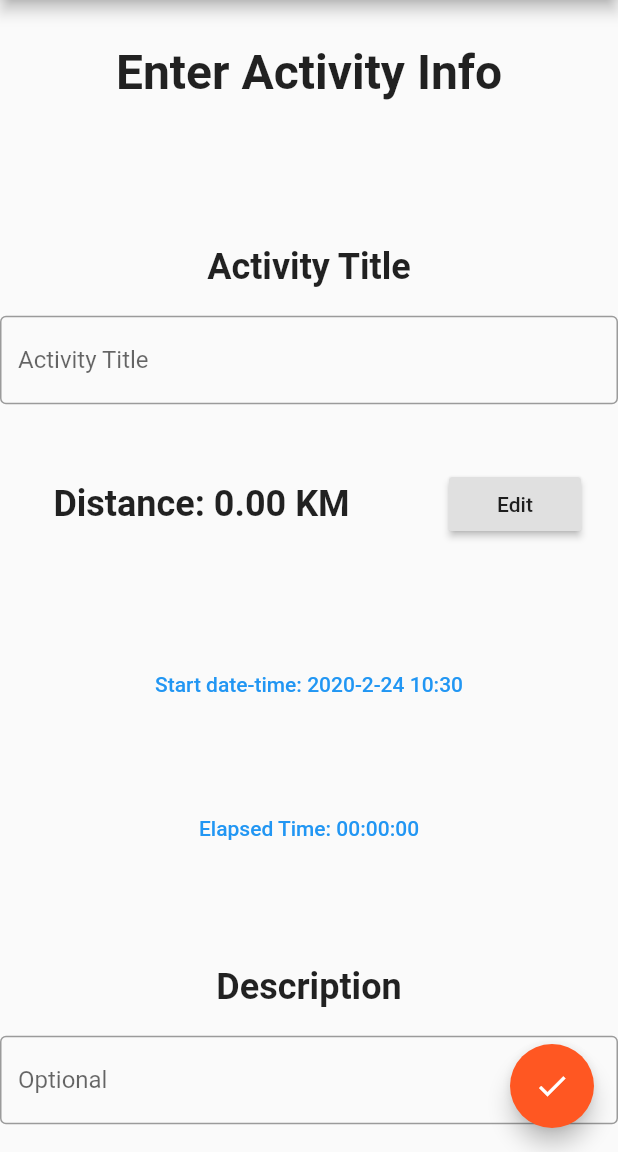
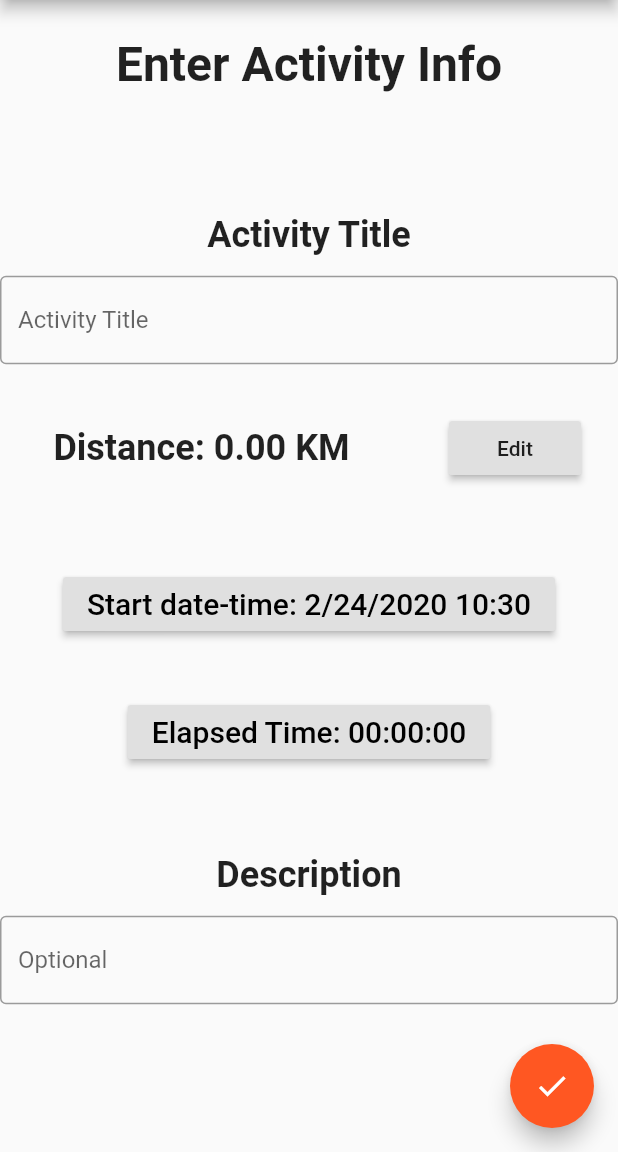
Before and after one commit to David-Hughes3/route-draw-for-strava-app, a Flutter app: the ActivityInfoWidget screen opened directly with empty values, on a phone screen of 412 x 824 dp, the part 84-1236 px from its top. Run offline on Flutter 3.47's test engine with Material 2 defaults, Android fonts, the phone set to English and light mode, and no system bars; our stand-ins replace flutter_datetime_picker, geolocator, google_maps_flutter; missing offline and left inert: google_map_polyline, strava_flutter.

Commit message:
Update visuals/organization of activity_info widgets

```diff
--- a/lib/activity_info.dart
+++ b/lib/activity_info.dart
@@ -50,6 +50,7 @@ class _ActivityInfoState extends State<ActivityInfoWidget> {
   @override
   Widget build(BuildContext context) {
     return Scaffold(
+        resizeToAvoidBottomPadding: false,
         appBar: AppBar(
           // Here we take the value from the MyHomePage object that was created by
           // the App.build method, and use it to set our appbar title.
@@ -126,7 +127,7 @@ class _ActivityInfoState extends State<ActivityInfoWidget> {
                     flex: 1,
                     child: Align(
                       alignment: Alignment.bottomCenter,
-                      child: FlatButton(
+                      child: RaisedButton(
                           onPressed: () {
                             DatePicker.showDateTimePicker(context,
                                 showTitleActions: true,
@@ -147,15 +148,15 @@ class _ActivityInfoState extends State<ActivityInfoWidget> {
                             }, currentTime: _date, locale: LocaleType.en);
                           },
                           child: Text(
-                            'Start date-time: ${_date.year}-${_date.month}-${_date.day} ${_date.hour.toString().padLeft(2, '0')}:${_date.minute.toString().padLeft(2, '0')}',
-                            style: TextStyle(color: Colors.blue),
+                            'Start date-time: ${_date.month}/${_date.day}/${_date.year} ${_date.hour.toString().padLeft(2, '0')}:${_date.minute.toString().padLeft(2, '0')}',
+                            style: TextStyle(color:  Colors.black,fontSize: 20.0, ),
                           )),
                     )),
                 Expanded(
                     flex: 1,
                     child: Align(
                       alignment: Alignment.bottomCenter,
-                      child: FlatButton(
+                      child: RaisedButton(
                           onPressed: () {
                             DatePicker.showTimePicker(
                               context,
@@ -171,7 +172,7 @@ class _ActivityInfoState extends State<ActivityInfoWidget> {
                           },
                           child: Text(
                             'Elapsed Time: ${_elapsedTime.hour.toString().padLeft(2, '0')}:${_elapsedTime.minute.toString().padLeft(2, '0')}:${_elapsedTime.second.toString().padLeft(2, '0')}',
-                            style: TextStyle(color: Colors.blue),
+                            style: TextStyle(color: Colors.black, fontSize: 20.0,),
                           )),
                     )),
                 Expanded(
@@ -198,9 +199,10 @@ class _ActivityInfoState extends State<ActivityInfoWidget> {
                         ),
                       )),
                 ),
-              ]),
-          Padding(
-            padding: const EdgeInsets.all(16.0),
+                Expanded(
+                  flex: 1,
+                  child: Padding(
+                    padding: const EdgeInsets.only(left: 0.0, top: 0.0,  right: 16.0, bottom: 16.0),
                     child: Align(
                       alignment: Alignment.bottomRight,
                       child: FloatingActionButton(
@@ -210,6 +212,9 @@ class _ActivityInfoState extends State<ActivityInfoWidget> {
                       ),
                     ),
                   ),
+                ),
+              ]),
+
         ]));
   }
 }
```
Lines whose indentation alone changed are shown as unchanged.
